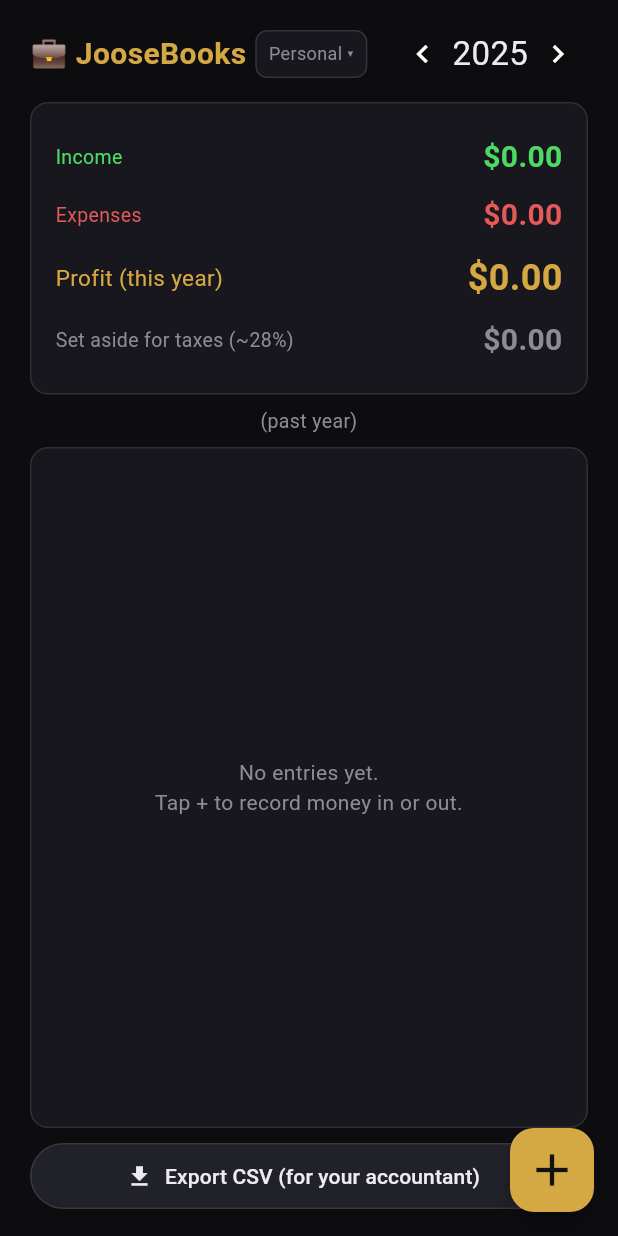
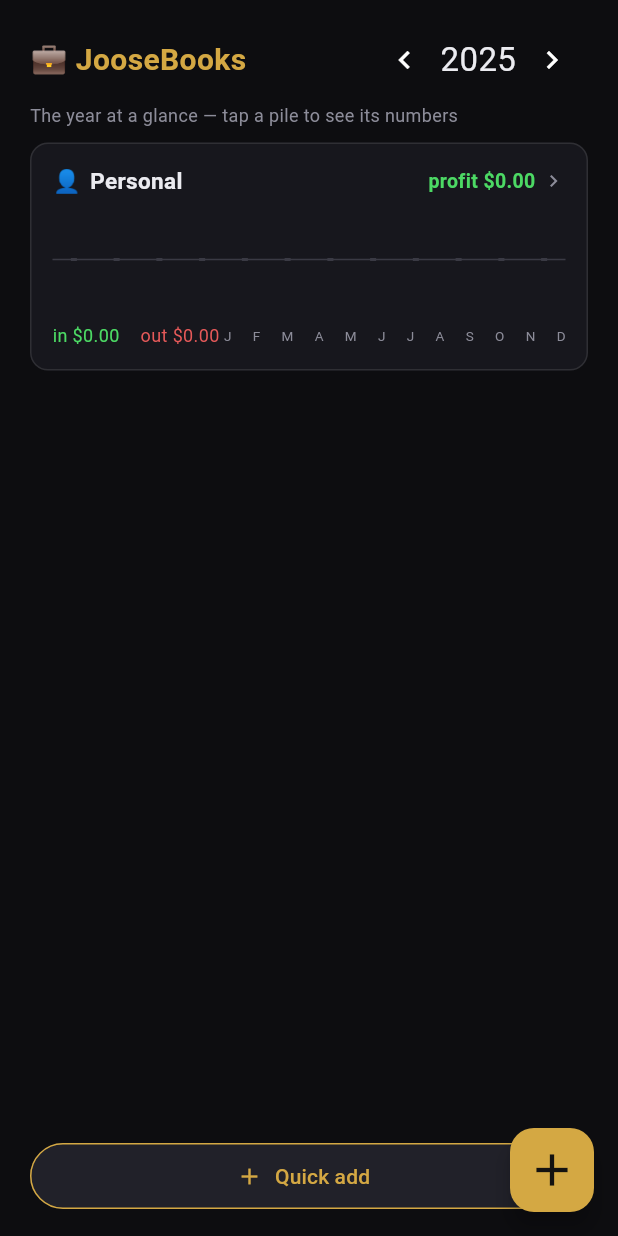
Before and after one commit to Dr-Bongjoose/joosebooks, a Flutter app: the screen it shows after launch, after a tap on the "chevron left" icon, on a phone screen of 412 x 824 dp. Run offline on Flutter 3.47's test engine with Material 3 defaults, Android fonts, the phone set to English and light mode, and no system bars; our stand-ins replace csv, sqflite_common_ffi; accounts and stored records are empty.

Commit message:
feat(overview): visual home — per-pile 12-month bar charts, tap-through to dashboard

```diff
--- /dev/null
+++ b/lib/charts.dart
@@ -0,0 +1,93 @@
+import 'package:flutter/material.dart';
+
+/// P0 design tokens (imported values — keep in sync with main.dart until a
+/// shared theme file exists; both read from one place at refactor time).
+const kGoldChart = Color(0xFFD4A843);
+const kGreenChart = Color(0xFF4CD964);
+const kRedChart = Color(0xFFE65959);
+const kDimChart = Color(0xFF3A3A44);
+
+/// 12-month income/expense mini bar chart. Green bars grow UP from the
+/// midline, red bars grow DOWN; months with nothing show a dim baseline tick.
+/// Hand-painted (CustomPainter) — zero dependencies, P0 colors, scales to any
+/// card width.
+class MiniBarChart extends StatelessWidget {
+  final List<Map<String, double>> buckets; // from monthlyByProfile()
+  const MiniBarChart({super.key, required this.buckets});
+
+  @override
+  Widget build(BuildContext context) {
+    return CustomPaint(
+      painter: MiniBarChartPainter(buckets: buckets),
+      size: const Size(double.infinity, 64),
+    );
+  }
+}
+
+class MiniBarChartPainter extends CustomPainter {
+  final List<Map<String, double>> buckets;
+  MiniBarChartPainter({required this.buckets});
+
+  /// Largest value across income+expenses — the chart's scale ceiling.
+  double get maxVal {
+    var m = 0.0;
+    for (final b in buckets) {
+      final i = b['income'] ?? 0.0;
+      final e = b['expenses'] ?? 0.0;
+      if (i > m) m = i;
+      if (e > m) m = e;
+    }
+    return m;
+  }
+
+  @override
+  void paint(Canvas canvas, Size size) {
+    final scaleMax = maxVal;
+
+    final n = buckets.length;
+    final slot = size.width / n;
+    final barW = slot * 0.55;
+    final mid = size.height * 0.5;
+    final maxBar = size.height * 0.42; // half-height available per direction
+
+    // Dim midline baseline.
+    final basePaint = Paint()
+      ..color = kDimChart
+      ..strokeWidth = 1;
+    canvas.drawLine(Offset(0, mid), Offset(size.width, mid), basePaint);
+
+    for (var m = 0; m < n; m++) {
+      final cx = slot * m + slot / 2;
+      final income = buckets[m]['income'] ?? 0.0;
+      final expenses = buckets[m]['expenses'] ?? 0.0;
+      if (income <= 0 && expenses <= 0) {
+        // Empty month: dim tick on the baseline.
+        canvas.drawLine(Offset(cx - 2, mid), Offset(cx + 2, mid),
+            basePaint..strokeWidth = 2);
+        continue;
+      }
+      if (income > 0) {
+        final h = scaleMax == 0 ? 0.0 : (income / scaleMax) * maxBar;
+        final rect = Rect.fromLTWH(cx - barW / 2, mid - h, barW, h);
+        canvas.drawRRect(
+            RRect.fromRectAndRadius(rect, const Radius.circular(2)),
+            Paint()..color = kGreenChart);
+      }
+      if (expenses > 0) {
+        final h = scaleMax == 0 ? 0.0 : (expenses / scaleMax) * maxBar;
+        final rect = Rect.fromLTWH(cx - barW / 2, mid, barW, h);
+        canvas.drawRRect(
+            RRect.fromRectAndRadius(rect, const Radius.circular(2)),
+            Paint()..color = kRedChart);
+      }
+    }
+  }
+
+  @override
+  bool shouldRepaint(covariant MiniBarChartPainter old) =>
+      old.buckets != buckets;
+}
+
+/// Chart card header total (used by Overview cards).
+String money(double v) =>
+    '\$${v.abs().toStringAsFixed(v.abs() >= 1000 ? 0 : 2)}';
--- a/lib/main.dart
+++ b/lib/main.dart
@@ -6,6 +6,7 @@ import 'package:path/path.dart' as p;
 import 'package:intl/intl.dart';
 import 'package:csv/csv.dart';
 import 'db.dart';
+import 'overview.dart';
 
 /// JooseBooks — bookkeeping for people who hate bookkeeping (Flutter edition).
 /// Money in, money out, profit. Same one-screen philosophy as the Godot build.
@@ -35,7 +36,8 @@ Future<void> main() async {
 class JooseBooksApp extends StatelessWidget {
   final Database db;
   final bool debugAddSheet;
-  const JooseBooksApp({super.key, required this.db, this.debugAddSheet = false});
+  final Widget? home; // test/overview override; default = OverviewPage
+  const JooseBooksApp({super.key, required this.db, this.debugAddSheet = false, this.home});
 
   @override
   Widget build(BuildContext context) {
@@ -47,7 +49,7 @@ class JooseBooksApp extends StatelessWidget {
         colorScheme: const ColorScheme.dark(primary: kGold, secondary: kGold),
         fontFamily: 'Roboto',
       ),
-      home: DashboardPage(db: db, debugAddSheet: debugAddSheet),
+      home: home ?? OverviewPage(db: db),
       debugShowCheckedModeBanner: false,
     );
   }
@@ -56,14 +58,15 @@ class JooseBooksApp extends StatelessWidget {
 class DashboardPage extends StatefulWidget {
   final Database db;
   final bool debugAddSheet;
-  const DashboardPage({super.key, required this.db, this.debugAddSheet = false});
+  final int initialProfileId; // which pile was tapped on the Overview
+  const DashboardPage({super.key, required this.db, this.debugAddSheet = false, this.initialProfileId = 0});
   @override
   State<DashboardPage> createState() => _DashboardPageState();
 }
 
 class _DashboardPageState extends State<DashboardPage> {
   late int year = DateTime.now().year;
-  int profileId = 0; // selected business profile (0 = Personal)
+  late int profileId = widget.initialProfileId; // selected business profile (0 = Personal)
   List<Map<String, Object?>> profiles = [];
   Map<String, double>? summary;
   String? monthLine;
--- /dev/null
+++ b/lib/overview.dart
@@ -0,0 +1,92 @@
+import 'package:flutter/material.dart';
+import 'package:sqflite_common_ffi/sqflite_ffi.dart';
+import 'package:joosebooks_flutter/overview_content.dart' show OverviewContent;
+import 'package:joosebooks_flutter/main.dart' show kGold, kSurface,
+    DashboardPage, AddEntrySheet;
+import 'db.dart';
+
+/// Overview — the app's home. OverviewContent (overview_content.dart) is the
+/// pure presentation (widget-testable, no db); this page loads data and wires
+/// navigation. One card per pile (Personal first): the year's mini bar chart
+/// + income/expenses/profit, so the CEO sees the SHAPE of the money before
+/// drilling into the numbers. Tap a card → DashboardPage for that pile.
+class OverviewPage extends StatefulWidget {
+  final Database db;
+  const OverviewPage({super.key, required this.db});
+  @override
+  State<OverviewPage> createState() => _OverviewPageState();
+}
+
+class _OverviewPageState extends State<OverviewPage> {
+  late int year = DateTime.now().year;
+  List<Map<String, Object?>> profiles = [];
+  Map<int, List<Map<String, double>>> monthly = {}; // pid → 12 buckets
+  Map<int, Map<String, double>> totals = {}; // pid → income/expenses/profit
+  bool loading = true;
+
+  @override
+  void initState() {
+    super.initState();
+    _refresh();
+  }
+
+  Future<void> _refresh() async {
+    profiles = await widget.db.query('profiles', orderBy: 'id');
+    final out = <int, List<Map<String, double>>>{};
+    final tot = <int, Map<String, double>>{};
+    for (final pr in profiles) {
+      final pid = pr['id'] as int;
+      final buckets = await monthlyByProfile(widget.db, year, pid);
+      out[pid] = buckets;
+      double income = 0, expenses = 0;
+      for (final b in buckets) {
+        income += b['income']!;
+        expenses += b['expenses']!;
+      }
+      tot[pid] = {
+        'income': income, 'expenses': expenses, 'profit': income - expenses};
+    }
+    if (!mounted) return;
+    setState(() {
+      monthly = out;
+      totals = tot;
+      loading = false;
+    });
+  }
+
+  Future<void> _openDashboard(int pid) async {
+    await Navigator.push(context, MaterialPageRoute(
+        builder: (_) => DashboardPage(db: widget.db, initialProfileId: pid)));
+    _refresh(); // money may have changed while inside
+  }
+
+  @override
+  Widget build(BuildContext context) {
+    if (loading) {
+      return const Scaffold(
+          body: Center(child: CircularProgressIndicator(color: kGold)));
+    }
+    return OverviewContent(
+      year: year,
+      profiles: profiles,
+      monthly: monthly,
+      totals: totals,
+      onOpenPile: (pid) => _openDashboard(pid),
+      onQuickAdd: () => _openAddEntry(0),
+      onPrevYear: () { year--; _refresh(); },
+      onNextYear: () { year++; _refresh(); },
+    );
+  }
+
+  Future<void> _openAddEntry(int pid) async {
+    await showModalBottomSheet(
+      context: context,
+      isScrollControlled: true,
+      backgroundColor: kSurface,
+      shape: const RoundedRectangleBorder(
+          borderRadius: BorderRadius.vertical(top: Radius.circular(20))),
+      builder: (_) => AddEntrySheet(db: widget.db, profileId: pid),
+    );
+    _refresh();
+  }
+}
--- /dev/null
+++ b/lib/overview_content.dart
@@ -0,0 +1,163 @@
+import 'package:flutter/material.dart';
+import 'package:joosebooks_flutter/charts.dart';
+import 'package:joosebooks_flutter/main.dart' show kSurface, kSurface2,
+    kGold, kText, kTextDim;
+
+/// Pure presentation for the Overview home — one card per pile (Personal
+/// first): the year's mini bar chart + income/expenses/profit. No database
+/// access, so widget tests render it directly without the fake-async/ffi
+/// wedge. Data comes in precomputed; callbacks bubble up to the owner page.
+class OverviewContent extends StatelessWidget {
+  final int year;
+  final List<Map<String, Object?>> profiles;
+  final Map<int, List<Map<String, double>>> monthly;
+  final Map<int, Map<String, double>> totals;
+  final ValueChanged<int> onOpenPile;
+  final VoidCallback onQuickAdd;
+  final VoidCallback onPrevYear;
+  final VoidCallback onNextYear;
+
+  const OverviewContent({
+    super.key,
+    required this.year,
+    required this.profiles,
+    required this.monthly,
+    required this.totals,
+    required this.onOpenPile,
+    required this.onQuickAdd,
+    required this.onPrevYear,
+    required this.onNextYear,
+  });
+
+  @override
+  Widget build(BuildContext context) {
+    return Scaffold(
+      body: SafeArea(
+        child: Padding(
+          padding: const EdgeInsets.symmetric(horizontal: 20, vertical: 16),
+          child: Column(
+            crossAxisAlignment: CrossAxisAlignment.stretch,
+            children: [
+              Row(children: [
+                const Text('💼 JooseBooks',
+                    style: TextStyle(fontSize: 20, color: kGold, fontWeight: FontWeight.bold)),
+                const Spacer(),
+                IconButton(
+                    onPressed: onPrevYear, icon: const Icon(Icons.chevron_left)),
+                Text('$year', style: const TextStyle(fontSize: 22, color: kText)),
+                IconButton(
+                    onPressed: onNextYear, icon: const Icon(Icons.chevron_right)),
+              ]),
+              const SizedBox(height: 4),
+              Text('The year at a glance — tap a pile to see its numbers',
+                  style: const TextStyle(fontSize: 12, color: kTextDim)),
+              const SizedBox(height: 10),
+              Expanded(
+                child: profiles.isEmpty
+                    ? const Center(child: Text('No piles yet.',
+                        style: TextStyle(color: kTextDim)))
+                    : ListView.builder(
+                        itemCount: profiles.length,
+                        itemBuilder: (_, i) {
+                          final pr = profiles[i];
+                          final pid = pr['id'] as int;
+                          return ProfileCard(
+                            name: pr['name'] as String,
+                            isPersonal: pid == 0,
+                            buckets: monthly[pid]!,
+                            totals: totals[pid]!,
+                            onTap: () => onOpenPile(pid),
+                          );
+                        }),
+              ),
+              const SizedBox(height: 8),
+              OutlinedButton.icon(
+                onPressed: onQuickAdd,
+                icon: const Icon(Icons.add, color: kGold),
+                label: const Text('Quick add', style: TextStyle(color: kGold)),
+                style: OutlinedButton.styleFrom(
+                    side: const BorderSide(color: kGold),
+                    backgroundColor: kSurface2,
+                    minimumSize: const Size(0, 44)),
+              ),
+            ],
+          ),
+        ),
+      ),
+      floatingActionButton: FloatingActionButton(
+        backgroundColor: kGold,
+        foregroundColor: const Color(0xFF141210),
+        onPressed: onQuickAdd,
+        child: const Icon(Icons.add, size: 36),
+      ),
+    );
+  }
+}
+
+/// One pile's year card: name, profit, 12-month chart, in/out totals.
+class ProfileCard extends StatelessWidget {
+  final String name;
+  final bool isPersonal;
+  final List<Map<String, double>> buckets;
+  final Map<String, double> totals;
+  final VoidCallback onTap;
+  const ProfileCard({
+    super.key,
+    required this.name,
+    required this.isPersonal,
+    required this.buckets,
+    required this.totals,
+    required this.onTap,
+  });
+
+  @override
+  Widget build(BuildContext context) {
+    final income = totals['income']!;
+    final expenses = totals['expenses']!;
+    final profit = totals['profit']!;
+    return GestureDetector(
+      onTap: onTap,
+      child: Container(
+        margin: const EdgeInsets.only(bottom: 10),
+        padding: const EdgeInsets.all(14),
+        decoration: BoxDecoration(
+            color: kSurface,
+            borderRadius: BorderRadius.circular(12),
+            border: Border.all(color: Colors.white10)),
+        child: Column(crossAxisAlignment: CrossAxisAlignment.start, children: [
+          Row(children: [
+            Text(isPersonal ? '👤' : '🏢', style: const TextStyle(fontSize: 15)),
+            const SizedBox(width: 6),
+            Text(name,
+                style: TextStyle(
+                    fontSize: 15,
+                    color: isPersonal ? kText : kGold,
+                    fontWeight: FontWeight.bold)),
+            const Spacer(),
+            Text('profit ${profit < 0 ? '-' : ''}\$${profit.abs().toStringAsFixed(2)}',
+                style: TextStyle(
+                    fontSize: 13,
+                    color: profit >= 0 ? const Color(0xFF4CD964) : const Color(0xFFE65959),
+                    fontWeight: FontWeight.bold)),
+            const SizedBox(width: 4),
+            const Icon(Icons.chevron_right, size: 16, color: kTextDim),
+          ]),
+          const SizedBox(height: 10),
+          SizedBox(height: 64, width: double.infinity,
+              child: MiniBarChart(buckets: buckets)),
+          const SizedBox(height: 10),
+          Row(children: [
+            Text('in \$${income.toStringAsFixed(2)}',
+                style: const TextStyle(fontSize: 12, color: Color(0xFF4CD964))),
+            const SizedBox(width: 14),
+            Text('out \$${expenses.toStringAsFixed(2)}',
+                style: const TextStyle(fontSize: 12, color: Color(0xFFE65959))),
+            const Spacer(),
+            Text('J F M A M J J A S O N D',
+                style: const TextStyle(fontSize: 9, letterSpacing: 6, color: kTextDim)),
+          ]),
+        ]),
+      ),
+    );
+  }
+}
```
Also changed, not shown: 3 other files.
